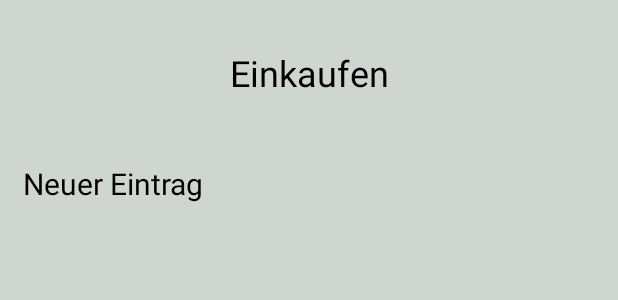
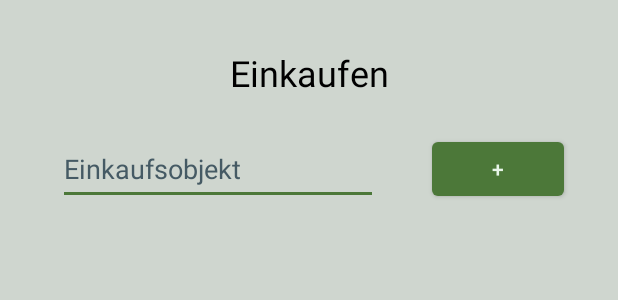
Before and after one commit to Juwls/haushaltsplaner_repo, an Android app: the layout einkaufen_layout.xml on its own in the app's theme, with its tools: preview values and no code run, on a phone screen of 412 x 824 dp. Shown: the top 300 px of the screen. Run offline under Robolectric (Android 15) with nearby library versions, the phone set to English and light mode, and no system bars.

Commit message:
unfinished recyclerView

```diff
--- a/app/build.gradle
+++ b/app/build.gradle
@@ -36,4 +36,7 @@ dependencies {
     androidTestImplementation 'androidx.test.ext:junit:1.1.3'
     androidTestImplementation 'androidx.test.espresso:espresso-core:3.4.0'
     implementation 'com.android.volley:volley:1.2.1'
+    implementation "androidx.recyclerview:recyclerview:1.2.1"
+    // For control over item selection of both touch and mouse driven selection
+    implementation "androidx.recyclerview:recyclerview-selection:1.1.0"
 }
--- a/app/src/main/java/com/example/ha_pla/Login.java
+++ b/app/src/main/java/com/example/ha_pla/Login.java
@@ -21,9 +21,9 @@ import java.util.Map;
 
 public class Login extends Activity {
 
+    private final String URL = "http://10.0.2.2/android/login.php";
     private EditText eTEmail, eTPasswort;
     private String email, passwort;
-    private final String URL = "http://10.0.2.2/android/login.php";
 
     @Override
     protected void onCreate(@Nullable Bundle savedInstanceState) {
--- a/app/src/main/res/layout/einkaufen_layout.xml
+++ b/app/src/main/res/layout/einkaufen_layout.xml
@@ -20,29 +20,19 @@
         app:layout_constraintStart_toStartOf="parent"
         app:layout_constraintTop_toTopOf="parent" />
 
+
     <EditText
         android:id="@+id/eTEinkaufenEingabe"
-        android:layout_width="0dp"
-        android:layout_height="0dp"
+        android:layout_width="wrap_content"
+        android:layout_height="wrap_content"
+        android:layout_marginTop="24dp"
         android:ems="10"
+        android:hint="Einkaufsobjekt"
         android:inputType="textPersonName"
-        android:hint="Name"
-        app:layout_constraintBottom_toTopOf="@+id/rVEinkaufenListe"
+        android:minHeight="48dp"
+        android:textColorHint="#455A64"
         app:layout_constraintEnd_toEndOf="parent"
-        app:layout_constraintStart_toEndOf="@+id/rVEinkaufenListe"
-        app:layout_constraintTop_toBottomOf="@+id/tVEinkaufenTitel" />
-
-    <TextView
-        android:id="@+id/tVEinkaufen"
-        android:layout_width="wrap_content"
-        android:layout_height="0dp"
-        android:gravity="center"
-        android:paddingLeft="@dimen/buttons_vertical"
-        android:paddingRight="@dimen/buttons_vertical"
-        android:text="@string/eintrag_einkaufen"
-        android:textColor="#000000"
-        android:textSize="20sp"
-        app:layout_constraintBottom_toTopOf="@+id/rVEinkaufenListe"
+        app:layout_constraintHorizontal_bias="0.194"
         app:layout_constraintStart_toStartOf="parent"
         app:layout_constraintTop_toBottomOf="@+id/tVEinkaufenTitel" />
 
@@ -52,8 +42,22 @@
         android:layout_height="530dp"
         app:layout_constraintBottom_toBottomOf="parent"
         app:layout_constraintEnd_toEndOf="parent"
+        app:layout_constraintHorizontal_bias="0.0"
         app:layout_constraintStart_toStartOf="parent"
-        app:layout_constraintTop_toBottomOf="@+id/tVEinkaufenTitel"
-        app:layout_constraintVertical_bias="0.502" />
+        app:layout_constraintTop_toBottomOf="@+id/eTEinkaufenEingabe"
+        app:layout_constraintVertical_bias="0.0" />
+
+    <Button
+        android:id="@+id/btnEinkaufHinzufuegen"
+        android:layout_width="wrap_content"
+        android:layout_height="wrap_content"
+        android:text="+"
+        android:textColor="#E8F5E9"
+        app:layout_constraintBottom_toBottomOf="@+id/eTEinkaufenEingabe"
+        app:layout_constraintEnd_toEndOf="parent"
+        app:layout_constraintStart_toEndOf="@+id/eTEinkaufenEingabe"
+        app:layout_constraintTop_toTopOf="@+id/eTEinkaufenEingabe" />
+
+
 
 </androidx.constraintlayout.widget.ConstraintLayout>
```
Also changed, not shown: app/src/main/AndroidManifest.xml (+9 -7 lines), app/src/main/java/com/example/ha_pla/Einkaufen.java (+67 -3 lines), app/src/main/java/com/example/ha_pla/EinkaufenData.java (added, +14 -0 lines), app/src/main/java/com/example/ha_pla/Einkaufen_RecyclerViewAdapter.java (added, +48 -0 lines), app/src/main/java/com/example/ha_pla/Registrierung.java (+7 -7 lines), app/src/main/res/layout/einkaufen_listenobjekt_layout.xml (added, +57 -0 lines), app/src/main/res/layout/registrierung_layout.xml (renamed from app/src/main/res/layout/registrierung.xml).
